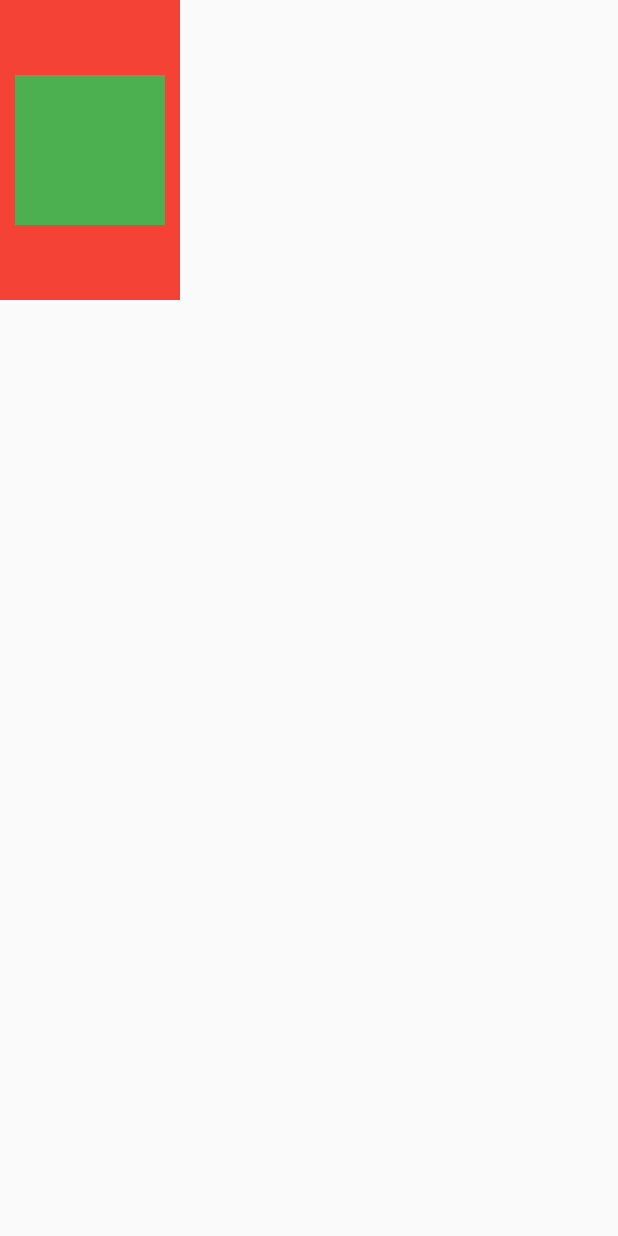
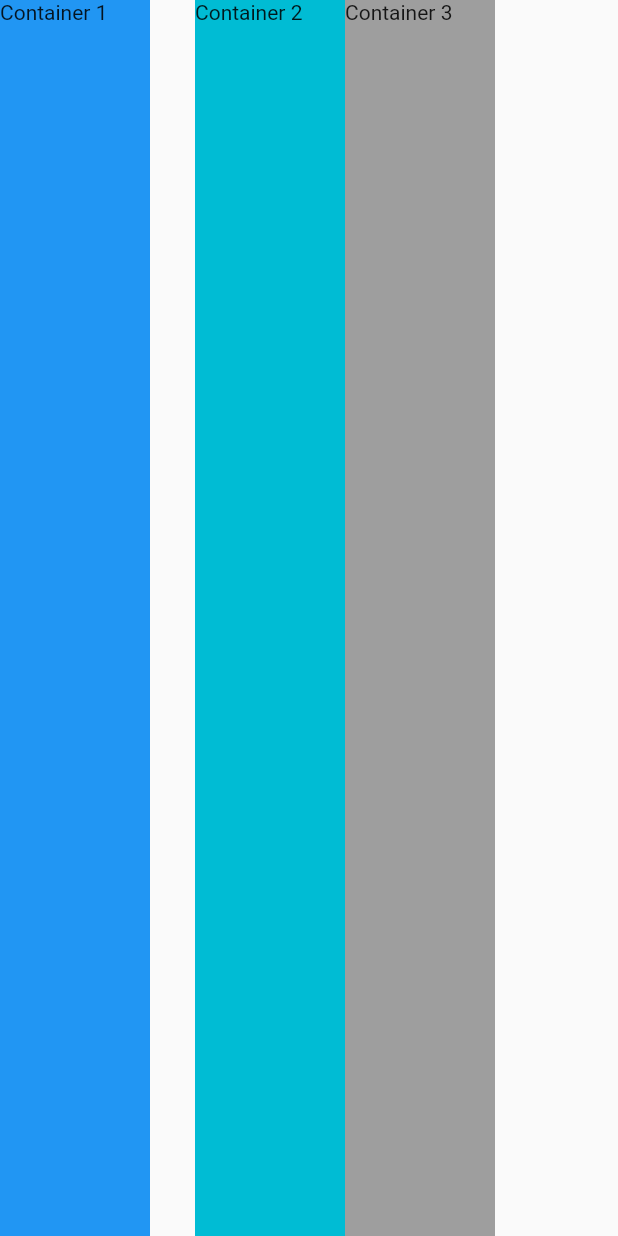
Before and after one commit to cckn/Life-Tracker, a Flutter app: the screen it shows after launch, on a phone screen of 412 x 824 dp. Run offline on Flutter 3.47's test engine with Material 2 defaults, Android fonts, the phone set to English and light mode, and no system bars.

Commit message:
Learning Layouts

```diff
--- a/lib/main.dart
+++ b/lib/main.dart
@@ -14,20 +14,33 @@ class MyApp extends StatelessWidget {
         primarySwatch: mainColor,
       ),
       home: Scaffold(
-        body: Container(
-          color: Colors.red,
-          child: SafeArea(
-            child: Container(
-              color: Colors.green,
-              width: 100,
-              height: 100,
-              margin: EdgeInsets.symmetric(
-                vertical: 50,
-                horizontal: 10,
+        body: SafeArea(
+          child: Row(
+//            mainAxisAlignment: MainAxisAlignment.spaceAround,
+            crossAxisAlignment: CrossAxisAlignment.stretch,
+            children: <Widget>[
+              Container(
+                width: 100,
+                height: 100,
+                color: Colors.blue,
+                child: Text("Container 1"),
               ),
-              padding: EdgeInsets.all(50),
-              child: Text("data"),
-            ),
+              SizedBox(
+                width: 30,
+              ),
+              Container(
+                width: 100,
+                height: 100,
+                color: Colors.cyan,
+                child: Text("Container 2"),
+              ),
+              Container(
+                width: 100,
+                height: 100,
+                color: Colors.grey,
+                child: Text("Container 3"),
+              )
+            ],
           ),
         ),
       ),
```
